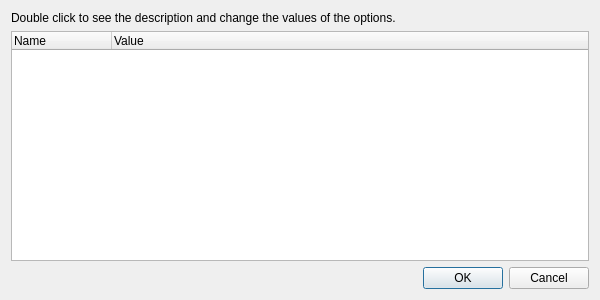
The window that src/citra_qt/dumping/options_dialog.ui (PabloMK7/citra) describes before a commit, drawn with Qt 5.
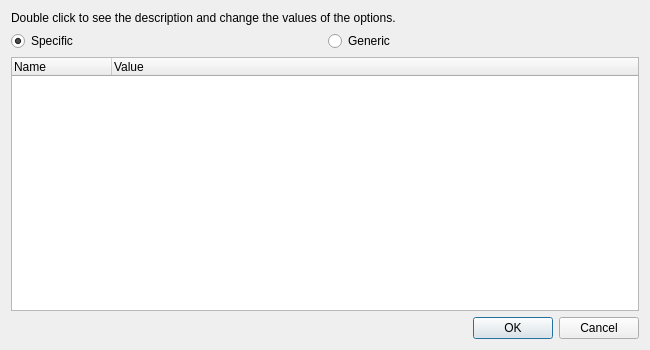
The same window after the commit.

Commit message:
citra_qt: Split options into 'Specific' and 'Generic'
For easier usage. Also made the option list sortable.

The edit to the form file:
```diff
--- a/src/citra_qt/dumping/options_dialog.ui
+++ b/src/citra_qt/dumping/options_dialog.ui
@@ -6,8 +6,8 @@
    <rect>
     <x>0</x>
     <y>0</y>
-    <width>600</width>
-    <height>300</height>
+    <width>650</width>
+    <height>350</height>
    </rect>
   </property>
   <property name="windowTitle">
@@ -24,6 +24,27 @@
      </property>
     </widget>
    </item>
+   <item>
+    <layout class="QHBoxLayout">
+     <item>
+      <widget class="QRadioButton" name="specificRadioButton">
+       <property name="text">
+        <string>Specific</string>
+       </property>
+       <property name="checked">
+        <bool>true</bool>
+       </property>
+      </widget>
+     </item>
+     <item>
+      <widget class="QRadioButton" name="genericRadioButton">
+       <property name="text">
+        <string>Generic</string>
+       </property>
+      </widget>
+     </item>
+    </layout>
+   </item>
    <item>
     <widget class="QTreeWidget" name="main">
      <column>
```
The commit also changes 6 other files.
